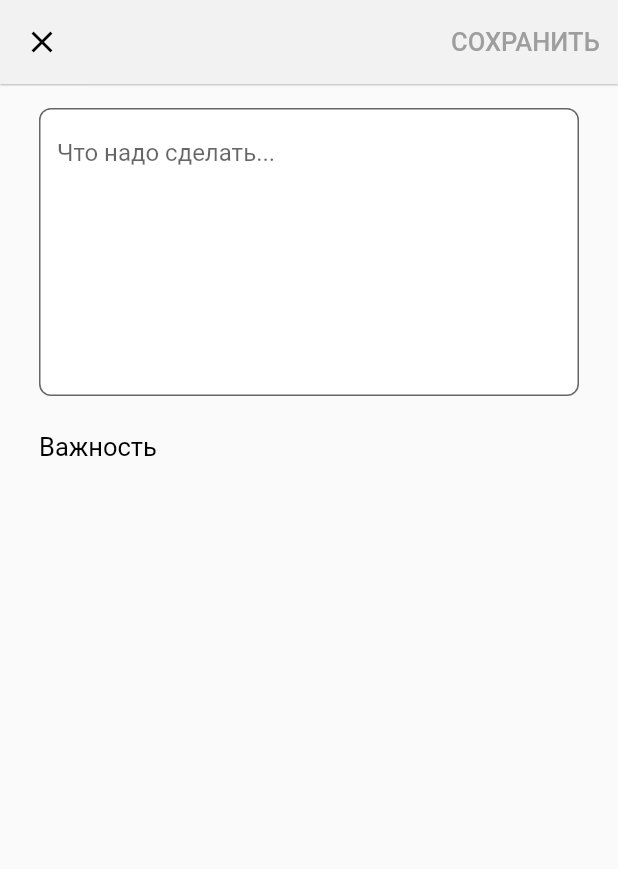
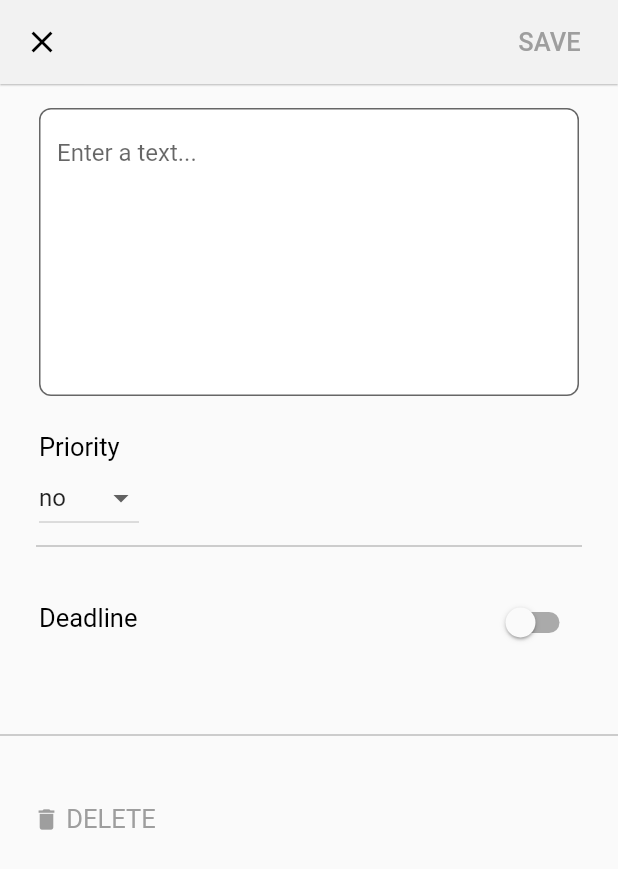
Before and after one commit to maksimn/todolistflutter, a Flutter app: the screen it shows after launch, after a tap on the "add" icon, on a phone screen of 412 x 824 dp. Shown: the top 869 px of the screen. Run offline on Flutter 3.47's test engine with Material 2 defaults, Android fonts, the phone set to English and light mode, and no system bars.

Commit message:
[TDLF-2]: TodoEditor view layout.

```diff
--- a/lib/main.dart
+++ b/lib/main.dart
@@ -10,7 +10,7 @@ class MyApp extends StatelessWidget {
 
   @override
   Widget build(BuildContext context) {
-    const title = 'Мои дела';
+    const title = 'My tasks';
 
     return MaterialApp(
       title: title,
--- a/lib/todo_editor/todo_editor_widget.dart
+++ b/lib/todo_editor/todo_editor_widget.dart
@@ -1,12 +1,39 @@
+import 'package:intl/intl.dart';
 import 'package:flutter/material.dart';
 
-class TodoEditorWidget extends StatelessWidget {
+class TodoEditorWidget extends StatefulWidget {
   const TodoEditorWidget({Key? key}) : super(key: key);
 
   @override
+  _TodoEditorWidgetState createState() => _TodoEditorWidgetState();
+}
+
+const normalPriorityString = "no";
+const lowPriorityString = "low";
+const highPriorityString = "!! high";
+
+class _TodoEditorWidgetState extends State<TodoEditorWidget> {
+  String? priorityValue = normalPriorityString;
+  bool isDeadlineButtonVisible = false;
+  DateTime deadlineDate = DateTime.now();
+
+  @override
   Widget build(BuildContext context) {
-    const saveTextDefaultStyle = TextStyle(color: Colors.grey, fontSize: 17.0);
-    const saveText = Text("СОХРАНИТЬ ", style: saveTextDefaultStyle);
+    String formattedDeadlineDate = DateFormat('dd.MM.yyyy').format(deadlineDate);
+    var priorityDropdownMenuItems = const [
+      DropdownMenuItem<String>(
+        value: normalPriorityString,
+        child: Text(normalPriorityString),
+      ),
+      DropdownMenuItem<String>(
+        value: lowPriorityString,
+        child: Text(lowPriorityString),
+      ),
+      DropdownMenuItem<String>(
+        value: highPriorityString,
+        child: Text(highPriorityString, style: TextStyle(color: Colors.red)),
+      )
+    ].toList();
 
     return Scaffold(
       appBar: AppBar(
@@ -22,7 +49,7 @@ class TodoEditorWidget extends StatelessWidget {
         actions: <Widget>[
           TextButton(
             onPressed: () {},
-            child: saveText,
+            child: const Text("SAVE    ", style: TextStyle(color: Colors.grey, fontSize: 17.0)),
           ),
         ],
       ),
@@ -35,7 +62,7 @@ class TodoEditorWidget extends StatelessWidget {
                   decoration: InputDecoration(
                       filled: true,
                       fillColor: Colors.white,
-                      hintText: "Что надо сделать...",
+                      hintText: "Enter a text...",
                       border: OutlineInputBorder(
                         borderSide: const BorderSide(color: Colors.black, width: 2.0),
                         borderRadius: BorderRadius.circular(8.0),
@@ -47,10 +74,77 @@ class TodoEditorWidget extends StatelessWidget {
             const Align(
               alignment: Alignment.centerLeft,
               child: Padding(
-                padding: EdgeInsets.symmetric(vertical: 8.0, horizontal: 26.0),
-                child: Text("Важность", style: TextStyle(color: Colors.black, fontSize: 17.0)),
+                padding: EdgeInsets.only(left: 26, top: 8),
+                child: Text("Priority", style: TextStyle(color: Colors.black, fontSize: 17.0)),
               ),
             ),
+            Align(
+              alignment: Alignment.centerLeft,
+              child: Padding(
+                padding: const EdgeInsets.only(left: 26),
+                child: DropdownButton<String>(
+                  items: priorityDropdownMenuItems,
+                  value: priorityValue,
+                  onChanged: _onPriorityValueChanged,
+                ),
+              ),
+            ),
+            const Padding(
+              padding: EdgeInsets.symmetric(vertical: 0.0, horizontal: 24.0),
+              child: Divider(
+                color: Colors.grey,
+              ),
+            ),
+            SizedBox(
+              height: 86,
+              child: Row(mainAxisAlignment: MainAxisAlignment.spaceBetween, children: <Widget>[
+                Padding(
+                  padding: EdgeInsets.only(left: 26, top: (isDeadlineButtonVisible ? 18 : 30)),
+                  child: Column(
+                    children: [
+                      const Text("Deadline", style: TextStyle(color: Colors.black, fontSize: 17.0)),
+                      Visibility(
+                        child: TextButton(
+                          onPressed: () => _selectDate(context),
+                          child: Text(formattedDeadlineDate, style: const TextStyle(color: Colors.blue, fontSize: 14)),
+                        ),
+                        visible: isDeadlineButtonVisible,
+                      ),
+                    ],
+                  ),
+                ),
+                Padding(
+                  padding: const EdgeInsets.only(right: 26, top: 0),
+                  child: Switch(
+                    value: isDeadlineButtonVisible,
+                    onChanged: _onDeadlineSwitchValueChanged,
+                  ),
+                ),
+              ]),
+            ),
+            const Padding(
+              padding: EdgeInsets.only(top: 24),
+              child: Divider(
+                color: Colors.grey,
+              ),
+            ),
+            Align(
+              alignment: Alignment.centerLeft,
+              child: Padding(
+                padding: const EdgeInsets.only(left: 14, top: 24),
+                child: TextButton(
+                  onPressed: () {},
+                  child: RichText(
+                    text: const TextSpan(
+                    children: [
+                      WidgetSpan(child: Icon(Icons.delete, size: 18, color: Colors.grey)),
+                      TextSpan(text: " DELETE", style: TextStyle(color: Colors.grey, fontSize: 17.0)),
+                    ],
+                    ),
+                  ),
+                ),
+              ),
+            )
           ],
         ),
       ),
@@ -60,4 +154,26 @@ class TodoEditorWidget extends StatelessWidget {
   void _close(BuildContext context) {
     Navigator.pop(context);
   }
+
+  void _onPriorityValueChanged(String? newValue) {
+    setState(() {
+      priorityValue = newValue;
+    });
+  }
+
+  void _onDeadlineSwitchValueChanged(bool value) {
+    setState(() {
+      isDeadlineButtonVisible = value;
+    });
+  }
+
+  Future<void> _selectDate(BuildContext context) async {
+    final DateTime? picked = await showDatePicker(
+        context: context, initialDate: DateTime.now(), firstDate: DateTime(2015, 8), lastDate: DateTime(2101));
+    if (picked != null && picked != deadlineDate) {
+      setState(() {
+        deadlineDate = picked;
+      });
+    }
+  }
 }
--- a/pubspec.yaml
+++ b/pubspec.yaml
@@ -34,6 +34,7 @@ dependencies:
   # The following adds the Cupertino Icons font to your application.
   # Use with the CupertinoIcons class for iOS style icons.
   cupertino_icons: ^1.0.2
+  intl: ^0.17.0
 
 dev_dependencies:
   flutter_test:
```
Also changed, not shown: pubspec.lock.
